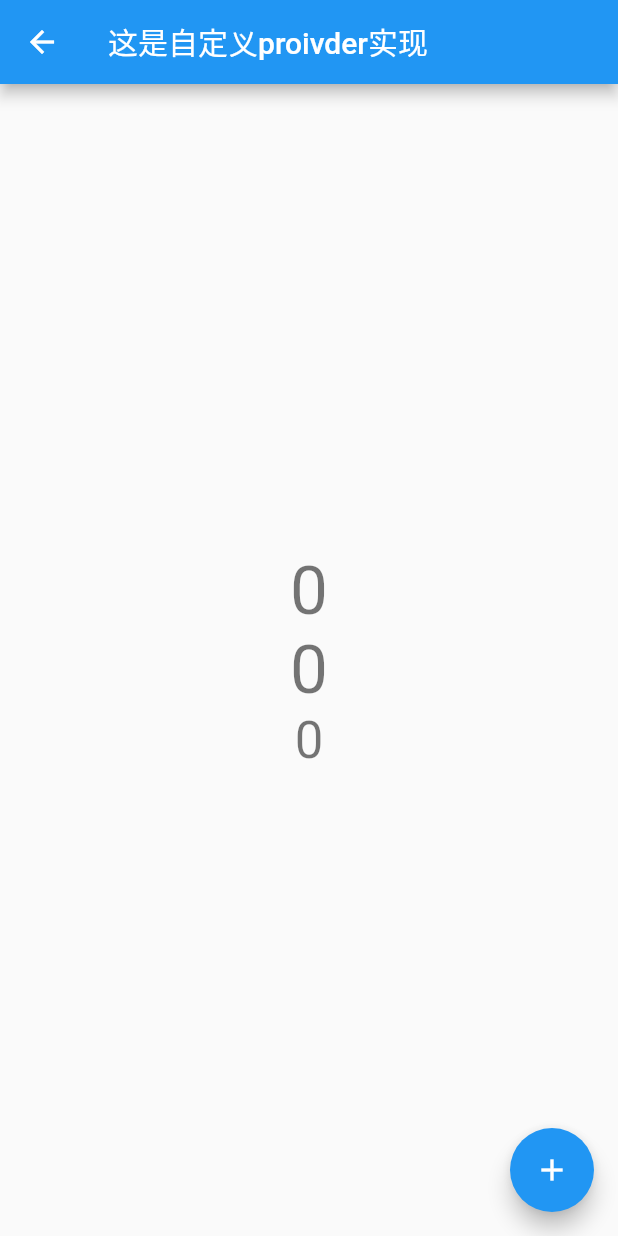
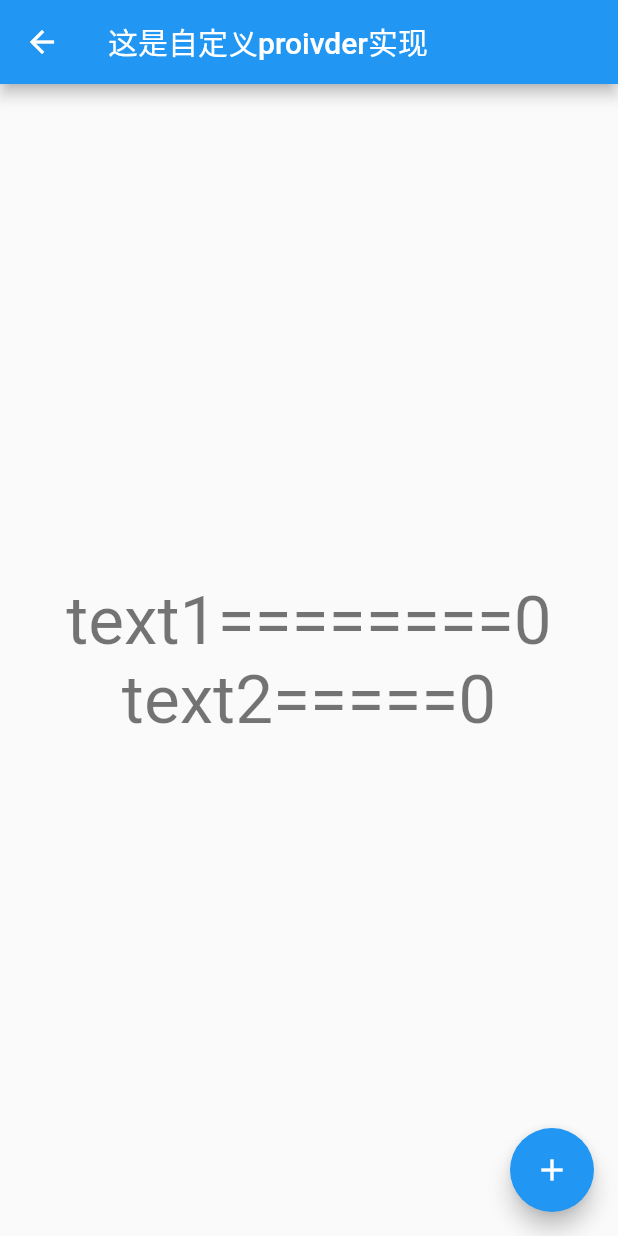
Before and after one commit to SHIMLY-GitHub/flutter_provider_example, a Flutter app: the screen it shows after launch, after a tap on "模拟provider的实现原理", on a phone screen of 412 x 824 dp. Run offline on Flutter 3.47's test engine with Material 2 defaults, Android fonts, the phone set to English and light mode, and no system bars; our stand-ins replace dio.

Commit message:
自定义实现 selector

```diff
--- a/lib/djy_provider/my_car_page.dart
+++ b/lib/djy_provider/my_car_page.dart
@@ -4,13 +4,16 @@ import 'package:flutter/material.dart';
 import 'package:flutter_provider_example/djy_provider/my_car_state.dart';
 import 'package:flutter_provider_example/djy_provider/provider/djy_change_notifier_provider.dart';
 import 'package:flutter_provider_example/djy_provider/provider/djy_consumer.dart';
-
+import 'package:flutter_provider_example/djy_provider/provider/djy_selector.dart';
 class MyCarPage extends StatefulWidget {
   @override
   _MyCarPageState createState() => _MyCarPageState();
 }
 
 class _MyCarPageState extends State<MyCarPage> {
+  /// 使用DjyConsumer 存在的问题就是 当text1重绘的时候 text2也重绘了 这样就出现了无意义的build
+  /// 可以使用 DjySelector 解决上面出现的问题，根据自己的业务参数比如例子中的 count1和count2
+  /// 来控制是否需要重新build
   @override
   Widget build(BuildContext context) {
 
@@ -23,6 +26,37 @@ class _MyCarPageState extends State<MyCarPage> {
             mainAxisAlignment: MainAxisAlignment.center,
             children: <Widget>[
 
+              DjySelector<MyCarState,int>(
+                builder: (context,count1){
+                  print("text1重绘");
+                  return Text(
+                   "text1========"+"${count1}",
+                    style: Theme.of(context).textTheme.display2);
+                },
+                selector: (BuildContext context,MyCarState state){
+                  return state.count1;
+                },
+                shouldRebuild: (int oldState,int newState){
+                  return oldState != newState;
+                },
+
+              ),
+              DjySelector<MyCarState,int>(
+                builder: (context,count2){
+                  print("text2重绘");
+                  return Text(
+                      "text2====="+"${count2}",
+                      style: Theme.of(context).textTheme.display2);
+                },
+                selector: (BuildContext context,MyCarState state){
+                  return state.count2;
+                },
+                shouldRebuild: (int oldState,int newState){
+                  return oldState != newState;
+                },
+
+              ),
+               /*
                DjyConsumer<MyCarState>(
 
                  builder: (context,mystate){
@@ -44,16 +78,8 @@ class _MyCarPageState extends State<MyCarPage> {
                 },
 
               ),
+              */
 
-              Builder(builder: (context){
-
-                return Text(
-
-                  "${DjyChangeNotifierProvider.of<MyCarState>(context).count1}",
-
-                  style: Theme.of(context).textTheme.display1,
-                );
-              })
             ],
           ),
         ),
--- a/lib/djy_provider/provider/djy_consumer.dart
+++ b/lib/djy_provider/provider/djy_consumer.dart
@@ -1,5 +1,6 @@
 import 'package:flutter/material.dart';
 import 'package:flutter_provider_example/djy_provider/provider/djy_change_notifier_provider.dart';
+
 class DjyConsumer<T> extends StatelessWidget {
   DjyConsumer({Key key,this.child,@required this.builder}) : super(key: key);
 
--- /dev/null
+++ b/lib/djy_provider/provider/djy_selector.dart
@@ -0,0 +1,36 @@
+import 'package:flutter/material.dart';
+import 'package:flutter_provider_example/djy_provider/provider/djy_change_notifier_provider.dart';
+
+class DjySelector<T,R> extends StatelessWidget {
+
+  DjySelector({Key key,this.builder,this.selector,this.shouldRebuild}) : super(key : key);
+
+  final Widget Function(BuildContext context,R value) builder;
+
+  final R      Function(BuildContext context,T value) selector;
+
+  final bool  Function(R oldState, R newState) shouldRebuild;
+
+  Widget oldWidget;
+  Widget cache;
+
+  R value;
+
+  @override
+  Widget build(BuildContext context) {
+
+   final selected = selector(context, DjyChangeNotifierProvider.of<T>(context));
+
+    var isShouldRebuild = shouldRebuild.call(value,selected);
+
+    if(isShouldRebuild){
+      value = selected;
+      oldWidget = this;
+      cache = builder(
+        context,
+          selected
+      );
+    }
+    return cache;
+  }
+}
--- a/lib/main.dart
+++ b/lib/main.dart
@@ -14,14 +14,19 @@ import 'package:provider/provider.dart';
 void main() {
 
   Provider.debugCheckInvalidValueType = null;
-  runApp(MyApp());
+
+  Widget app = MyApp();
+
+
+  runApp(app);
+
 }
 
 class MyApp extends StatelessWidget {
   // This widget is the root of your application.
   @override
   Widget build(BuildContext context) {
-    return MaterialApp(
+    Widget w =  MaterialApp(
 
       title: 'Flutter Demo',
       theme: ThemeData(
@@ -29,6 +34,9 @@ class MyApp extends StatelessWidget {
       ),
       home: MyHomePage(title: 'Flutter Demo Home Page'),
     );
+
+
+    return  w;
 
   }
 }
--- a/lib/provider/provider_value_page.dart
+++ b/lib/provider/provider_value_page.dart
@@ -1,8 +1,6 @@
 import 'package:flutter/material.dart';
 import 'package:flutter_provider_example/provider/cart_state.dart';
 import 'package:provider/provider.dart';
-
-
 
 
 class ProviderValuePage extends StatelessWidget {
--- a/lib/selector/selector_example2_page.dart
+++ b/lib/selector/selector_example2_page.dart
@@ -24,12 +24,13 @@ class SelectorExample2Page extends StatelessWidget {
                     style: Theme.of(context).textTheme.display1
                 );
               }, selector: (BuildContext context, SelectorState state){
+                print("text1的selector执行");
                  return state.count1;
               },shouldRebuild: (previous,next){
                 ///用来从外部指定 当关联状态没有变化的时候 是否需要重绘
                 ///默认情况下 previous!= next 也许在某些情况下 需要自定义返回结果 比如previous.customObject1 !=  next.customObject1
                 ///必须具备可比较性
-                return previous == next;
+                return previous != next;
               },),
 
               Selector(builder: (context,count2,child){
@@ -68,7 +69,7 @@ class IncrementCounterButton extends StatelessWidget {
     return FloatingActionButton(
       onPressed: () {
 
-        Provider.of<SelectorState>(context,listen: false).add2();
+        Provider.of<SelectorState>(context,listen: false).add1();
       },
       tooltip: 'Increment',
       child: const Icon(Icons.add),
```
Also changed, not shown: 1 other file.
